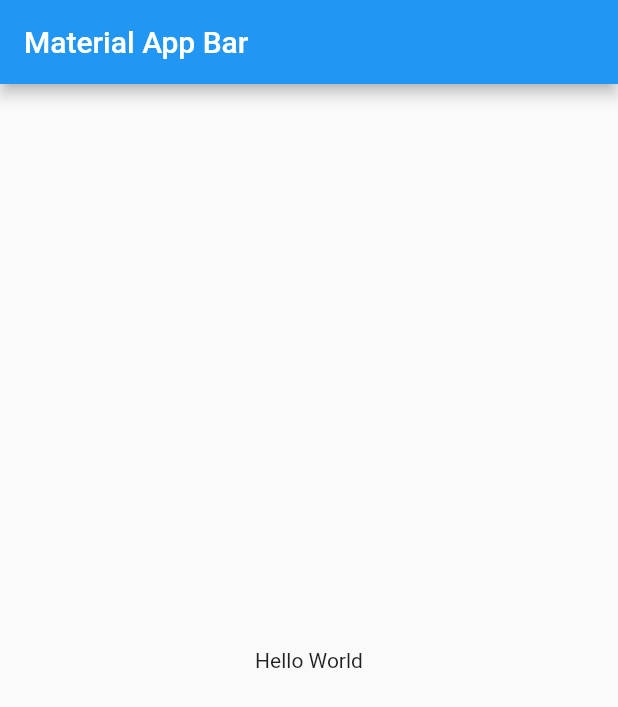
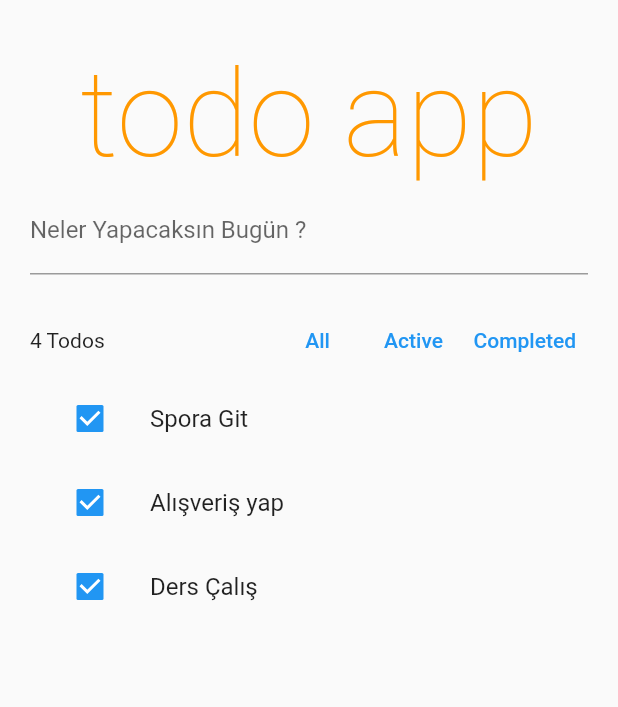
Before and after one commit to SehribanTas/flutter-todo, a Flutter app: the screen it shows after launch, on a phone screen of 412 x 824 dp. Shown: the top 707 px of the screen. Run offline on Flutter 3.47's test engine with Material 2 defaults, Android fonts, the phone set to English and light mode, and no system bars.

Commit message:
feature
feautue : added ui

```diff
--- a/to_do_flutter/lib/main.dart
+++ b/to_do_flutter/lib/main.dart
@@ -1,22 +1,20 @@
 import 'package:flutter/material.dart';
 
-void main() => runApp(MyApp());
+import 'todo_app.dart';
+
+
+void main() {
+  runApp(const MyApp());
+}
 
 class MyApp extends StatelessWidget {
+  const MyApp({Key? key}) : super(key: key);
+
   @override
   Widget build(BuildContext context) {
-    return MaterialApp(
-      title: 'Material App',
-      home: Scaffold(
-        appBar: AppBar(
-          title: Text('Material App Bar'),
-        ),
-        body: Center(
-          child: Container(
-            child: Text('Hello World'),
-          ),
-        ),
-      ),
+    return  MaterialApp(
+      debugShowCheckedModeBanner: false,
+      home: TodoApp(),
     );
   }
 }
--- /dev/null
+++ b/to_do_flutter/lib/models/todo_model.dart
@@ -0,0 +1,7 @@
+class TodoModel {
+  final String id;
+  final String description;
+  final bool completed;
+
+  TodoModel({required this.id, required this.description, this.completed=false});
+}
--- /dev/null
+++ b/to_do_flutter/lib/todo_app.dart
@@ -0,0 +1,49 @@
+import 'package:flutter/material.dart';
+import 'package:to_do_flutter/widgets/title_widget.dart';
+import 'package:to_do_flutter/widgets/todo_list_item_widget.dart';
+import 'package:to_do_flutter/widgets/toolbar_widget.dart';
+import 'package:uuid/uuid.dart';
+
+import 'models/todo_model.dart';
+
+
+class TodoApp extends StatelessWidget {
+  TodoApp({Key? key}) : super(key: key);
+
+  final newTodoController = TextEditingController();
+  List<TodoModel> allTodos = [
+    TodoModel(id: const Uuid().v4(), description: 'Spora Git'),
+    TodoModel(id: const Uuid().v4(), description: 'Alışveriş yap'),
+    TodoModel(id: const Uuid().v4(), description: 'Ders Çalış'),
+  ];
+  @override
+  Widget build(BuildContext context) {
+    return Scaffold(
+      body: ListView(
+        padding: const EdgeInsets.symmetric(horizontal: 20, vertical: 30),
+        children: [
+          const TitleWidget(),
+          TextField(
+            controller: newTodoController,
+            decoration:
+                const InputDecoration(labelText: 'Neler Yapacaksın Bugün ?'),
+            onSubmitted: (newTodo) {
+              debugPrint('şunu ekle $newTodo');
+            },
+          ),
+          const SizedBox(
+            height: 20,
+          ),
+          const ToolBarWidget(),
+          for (var i = 0; i < allTodos.length; i++)
+            Dismissible(
+                key: ValueKey(allTodos[i].id),
+                onDismissed: (_){
+
+                },
+                child: TodoListItemWidget(item: allTodos[i]))
+        ],
+      ),
+    );
+  }
+}
--- /dev/null
+++ b/to_do_flutter/lib/widgets/title_widget.dart
@@ -0,0 +1,18 @@
+import 'package:flutter/material.dart';
+
+class TitleWidget extends StatelessWidget {
+  const TitleWidget({Key? key}) : super(key: key);
+
+  @override
+  Widget build(BuildContext context) {
+    return const Text(
+      'todo app',
+      textAlign: TextAlign.center,
+      style: TextStyle(
+        color: Colors.orange,
+        fontSize: 80,
+        fontWeight: FontWeight.w100,
+      ),
+    );
+  }
+}
--- /dev/null
+++ b/to_do_flutter/lib/widgets/todo_list_item_widget.dart
@@ -0,0 +1,24 @@
+import 'package:flutter/material.dart';
+
+import '../models/todo_model.dart';
+
+
+
+class TodoListItemWidget extends StatelessWidget {
+  TodoModel item;
+   TodoListItemWidget({Key? key, required this.item})
+      : super(key: key);
+
+  @override
+  Widget build(BuildContext context) {
+    return ListTile(
+      leading: Checkbox(
+        value: true,
+        onChanged: (value) {
+          debugPrint(value.toString());
+        },
+      ),
+      title:  Text(item.description),
+    );
+  }
+}
--- /dev/null
+++ b/to_do_flutter/lib/widgets/toolbar_widget.dart
@@ -0,0 +1,29 @@
+import 'package:flutter/material.dart';
+
+class ToolBarWidget extends StatelessWidget {
+  const ToolBarWidget({Key? key}) : super(key: key);
+
+  @override
+  Widget build(BuildContext context) {
+    return Row(
+      mainAxisAlignment: MainAxisAlignment.spaceBetween,
+      children: [
+        const Expanded(
+          child: Text('4 Todos'),
+        ),
+        Tooltip(
+          message: 'All Todos',
+          child: TextButton(onPressed: () {}, child: const Text('All')),
+        ),
+        Tooltip(
+          message: 'Only Uncompleted Todos',
+          child: TextButton(onPressed: () {}, child: const Text('Active')),
+        ),
+        Tooltip(
+          message: 'Only Completed Todos',
+          child: TextButton(onPressed: () {}, child: const Text('Completed')),
+        ),
+      ],
+    );
+  }
+}
--- a/to_do_flutter/pubspec.yaml
+++ b/to_do_flutter/pubspec.yaml
@@ -36,6 +36,7 @@ dependencies:
   # The following adds the Cupertino Icons font to your application.
   # Use with the CupertinoIcons class for iOS style icons.
   cupertino_icons: ^1.0.2
+  uuid: ^3.0.7
 
 dev_dependencies:
   flutter_test:
```
Also changed, not shown: to_do_flutter/pubspec.lock.
